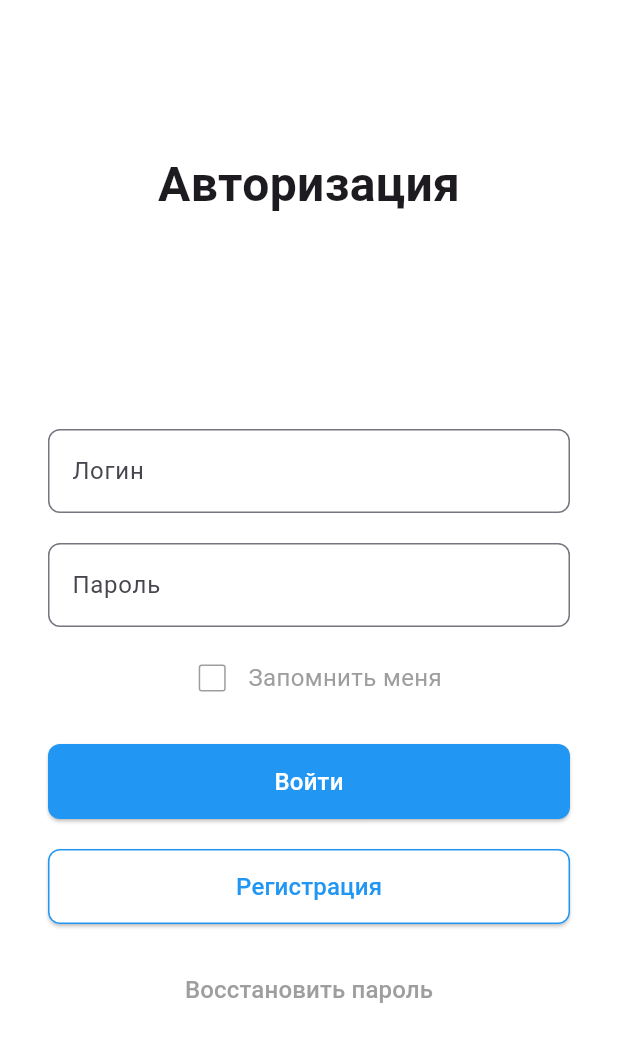
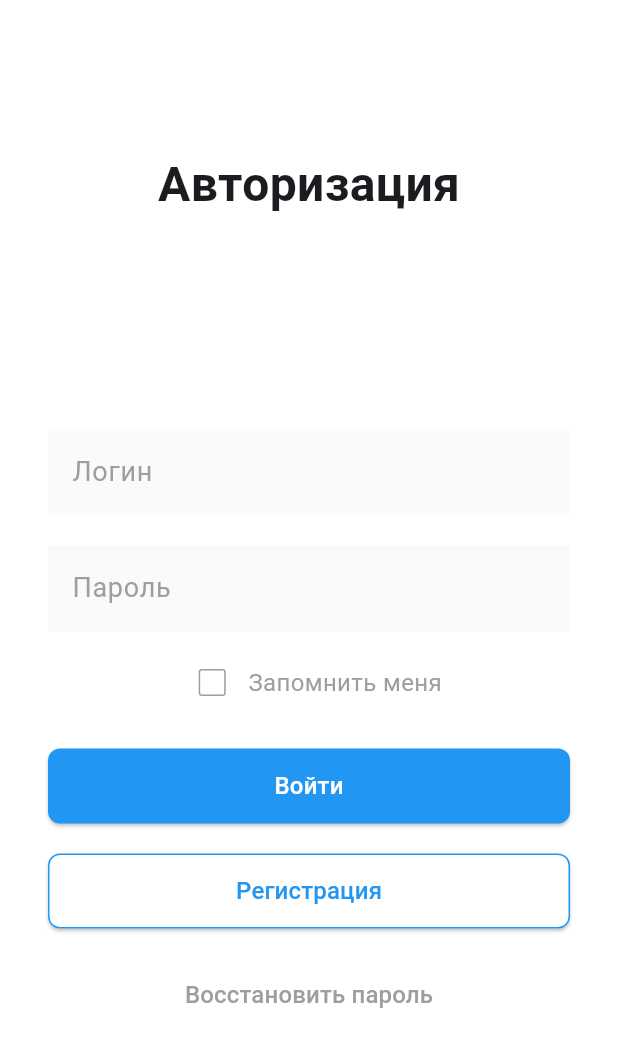
Before and after one commit to vedrent/flutter-task2, a Flutter app: the screen it shows after launch, on a phone screen of 412 x 824 dp. Shown: the top 1047 px of the screen. Run offline on Flutter 3.47's test engine with Material 3 defaults, Android fonts, the phone set to English and light mode, and no system bars.

Commit message:
UI changes

```diff
--- a/lib/main.dart
+++ b/lib/main.dart
@@ -42,22 +42,24 @@ class _LoginScreenState extends State<LoginScreen> {
                 mainAxisAlignment: MainAxisAlignment.center,
                 children: [
 
-                  TextField(
+                  const TextField(
                     decoration: InputDecoration(
+                      fillColor: Color.fromARGB(255, 250, 250, 250),
+                      filled: true,
                       labelText: 'Логин',
-                      border: OutlineInputBorder(
-                        borderRadius: BorderRadius.circular(8.0),
-                      ),
+                      labelStyle: TextStyle(color: Colors.grey, fontSize: 18),
+                      border: InputBorder.none,
                     ),
                   ),
                   SizedBox(height: 20),
-                  TextField(
+                  const TextField(
                     obscureText: true,
                     decoration: InputDecoration(
+                      fillColor: Color.fromARGB(255, 250, 250, 250),
+                      filled: true,
                       labelText: 'Пароль',
-                      border: OutlineInputBorder(
-                        borderRadius: BorderRadius.circular(8.0),
-                      ),
+                      labelStyle: TextStyle(color: Colors.grey, fontSize: 18),
+                      border: InputBorder.none,
                     ),
                   ),
                   SizedBox(height: 10),
```
